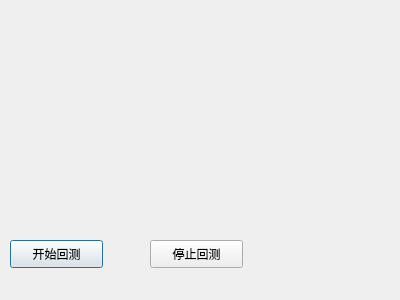
The window that backtesting.ui (hewidow/CTP_QT) describes before a commit, drawn with Qt 5.
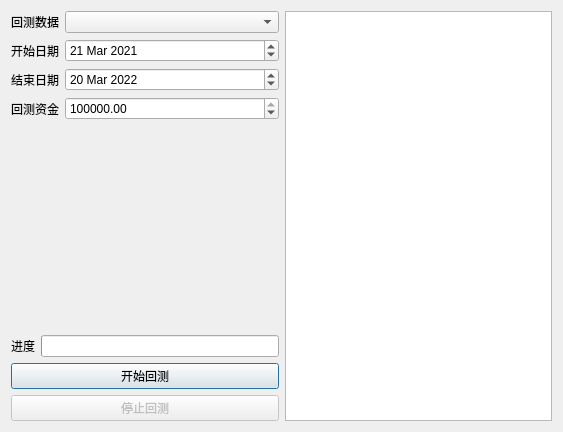
The same window after the commit. Custom widgets are drawn as their Qt base class.

Commit message: 完善回测模块

```diff
--- a/backtesting.ui
+++ b/backtesting.ui
@@ -6,41 +6,155 @@
    <rect>
     <x>0</x>
     <y>0</y>
-    <width>400</width>
-    <height>300</height>
+    <width>563</width>
+    <height>432</height>
    </rect>
   </property>
   <property name="windowTitle">
    <string>Backtesting</string>
   </property>
-  <widget class="QPushButton" name="start">
-   <property name="geometry">
-    <rect>
-     <x>10</x>
-     <y>240</y>
-     <width>93</width>
-     <height>28</height>
-    </rect>
-   </property>
-   <property name="text">
-    <string>开始回测</string>
-   </property>
-  </widget>
-  <widget class="QPushButton" name="stop">
-   <property name="geometry">
-    <rect>
-     <x>150</x>
-     <y>240</y>
-     <width>93</width>
-     <height>28</height>
-    </rect>
-   </property>
-   <property name="text">
-    <string>停止回测</string>
-   </property>
-  </widget>
+  <layout class="QHBoxLayout" name="horizontalLayout_2">
+   <item>
+    <layout class="QVBoxLayout" name="verticalLayout_2">
+     <item>
+      <layout class="QFormLayout" name="formLayout">
+       <item row="0" column="0">
+        <widget class="QLabel" name="label">
+         <property name="text">
+          <string>回测数据</string>
+         </property>
+        </widget>
+       </item>
+       <item row="0" column="1">
+        <widget class="QComboBox" name="bData"/>
+       </item>
+       <item row="1" column="0">
+        <widget class="QLabel" name="label_18">
+         <property name="text">
+          <string>开始日期</string>
+         </property>
+        </widget>
+       </item>
+       <item row="1" column="1">
+        <widget class="QDateEdit" name="bStartTime">
+         <property name="date">
+          <date>
+           <year>2021</year>
+           <month>3</month>
+           <day>21</day>
+          </date>
+         </property>
+        </widget>
+       </item>
+       <item row="2" column="0">
+        <widget class="QLabel" name="label_19">
+         <property name="text">
+          <string>结束日期</string>
+         </property>
+        </widget>
+       </item>
+       <item row="2" column="1">
+        <widget class="QDateEdit" name="bEndTime">
+         <property name="date">
+          <date>
+           <year>2022</year>
+           <month>3</month>
+           <day>20</day>
+          </date>
+         </property>
+        </widget>
+       </item>
+       <item row="3" column="0">
+        <widget class="QLabel" name="label_2">
+         <property name="text">
+          <string>回测资金</string>
+         </property>
+        </widget>
+       </item>
+       <item row="3" column="1">
+        <widget class="QDoubleSpinBox" name="bFund">
+         <property name="maximum">
+          <double>20000000.000000000000000</double>
+         </property>
+         <property name="singleStep">
+          <double>1000000.000000000000000</double>
+         </property>
+         <property name="value">
+          <double>10000000.000000000000000</double>
+         </property>
+        </widget>
+       </item>
+      </layout>
+     </item>
+     <item>
+      <layout class="QHBoxLayout" name="horizontalLayout">
+       <item>
+        <widget class="QLabel" name="label_20">
+         <property name="text">
+          <string>进度</string>
+         </property>
+        </widget>
+       </item>
+       <item>
+        <widget class="QProgressBar" name="progressBar">
+         <property name="autoFillBackground">
+          <bool>false</bool>
+         </property>
+         <property name="value">
+          <number>0</number>
+         </property>
+         <property name="textVisible">
+          <bool>false</bool>
+         </property>
+         <property name="orientation">
+          <enum>Qt::Horizontal</enum>
+         </property>
+         <property name="invertedAppearance">
+          <bool>false</bool>
+         </property>
+         <property name="textDirection">
+          <enum>QProgressBar::TopToBottom</enum>
+         </property>
+        </widget>
+       </item>
+      </layout>
+     </item>
+     <item>
+      <layout class="QVBoxLayout" name="verticalLayout">
+       <item>
+        <widget class="QPushButton" name="start">
+         <property name="text">
+          <string>开始回测</string>
+         </property>
+        </widget>
+       </item>
+       <item>
+        <widget class="QPushButton" name="stop">
+         <property name="enabled">
+          <bool>false</bool>
+         </property>
+         <property name="text">
+          <string>停止回测</string>
+         </property>
+        </widget>
+       </item>
+      </layout>
+     </item>
+    </layout>
+   </item>
+   <item>
+    <widget class="TableBacktestingResult" name="tableBacktestingResult"/>
+   </item>
+  </layout>
  </widget>
  <layoutdefault spacing="6" margin="11"/>
+ <customwidgets>
+  <customwidget>
+   <class>TableBacktestingResult</class>
+   <extends>QTableView</extends>
+   <header>TableBacktestingResult.h</header>
+  </customwidget>
+ </customwidgets>
  <resources/>
  <connections/>
 </ui>
```
The commit also changes 17 other files.
